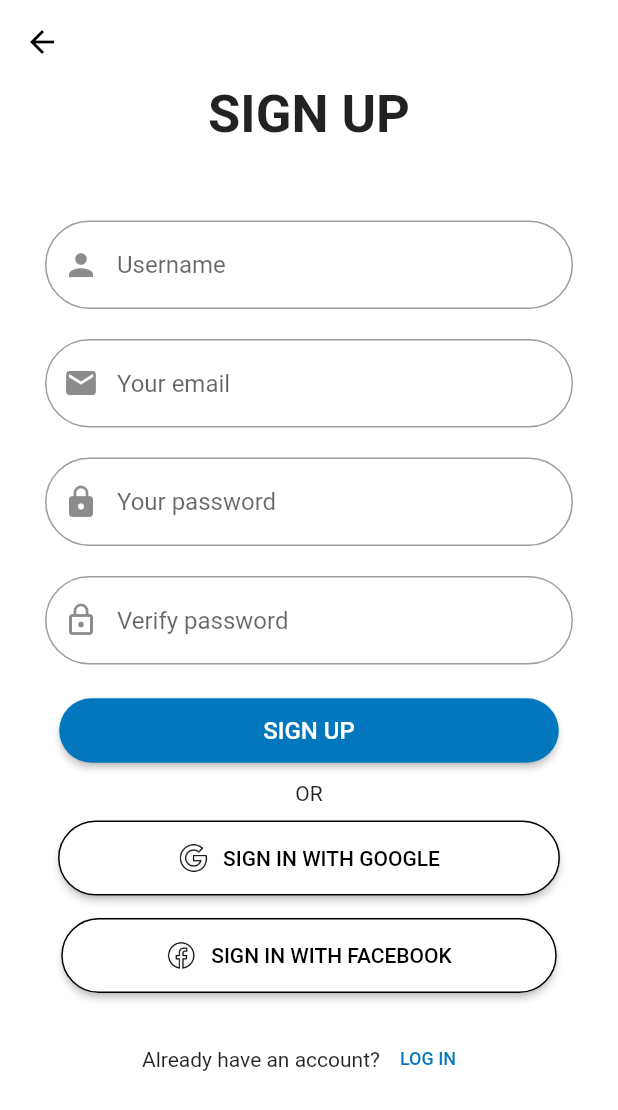
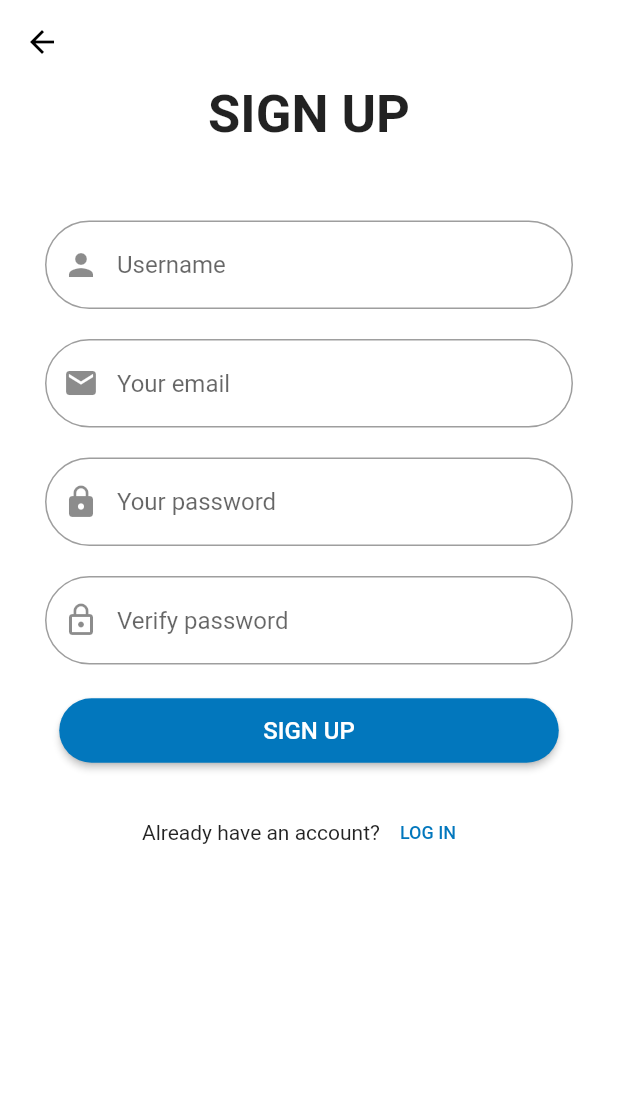
Before and after one commit to coconato04/shopeasy-kel3, a Flutter app: the signuppage screen opened directly, on a phone screen of 412 x 824 dp. Shown: the top 1110 px of the screen. Run offline on Flutter 3.47's test engine with Material 2 defaults, Android fonts, the phone set to English and light mode, and no system bars; our stand-ins replace carousel_slider, firebase_auth, firebase_core, flutter_swiper_null_safety, google_sign_in; accounts and stored records are empty; network calls fail; Roboto replaces fonts that are missing (Ariel).

Commit message:
removed sign up with google, facebook

```diff
--- a/lib/screens/homescreen/homepage.dart
+++ b/lib/screens/homescreen/homepage.dart
@@ -10,6 +10,7 @@ import 'package:shopeasy/screens/homescreen/komponen/tamp.dart';
 
 //TODO: appbar di bawahnya kyknya hilang
 //TODO: signoutnya di notif sbagai plaeceholder. pindahin codenya kalo udh ada tombol signout
+//TODO: tambah initState untuk mengecek apabila user signed in atau tidak
 
 class homepage extends StatelessWidget {
   const homepage({super.key});
--- a/lib/screens/opening/signinpage.dart
+++ b/lib/screens/opening/signinpage.dart
@@ -77,7 +77,7 @@ class signinpage extends StatelessWidget {
                   mainAxisAlignment: MainAxisAlignment.spaceAround,
                   children: const [
                     Text(
-                      "EXAMPLE: axxxx@gmail,com",
+                      "EXAMPLE: axxxx@gmail.com",
                       style: TextStyle(fontSize: 11),
                     ),
                     SizedBox(width: 12),
--- a/lib/screens/opening/signuppage.dart
+++ b/lib/screens/opening/signuppage.dart
@@ -164,82 +164,6 @@ class signuppage extends StatelessWidget {
                     ),
                   ),
                 ),
-                const SizedBox(
-                    height: 10), // Jarak antara tombol "LOGIN" dan teks "OR"
-                const Text(
-                  'OR',
-                  style: TextStyle(fontSize: 14),
-                ),
-                const SizedBox(
-                    height:
-                        10), // Jarak antara teks "OR" dan tombol "SIGN IN WITH GOOGLE"
-                ElevatedButton(
-                  onPressed: () {
-                    // Tambahkan logika untuk aksi tombol "SIGN IN WITH GOOGLE"
-                  },
-                  style: ElevatedButton.styleFrom(
-                    backgroundColor: Colors.white,
-                    foregroundColor: Colors.black,
-                    padding: const EdgeInsets.symmetric(
-                        horizontal: 80, vertical: 15),
-                    shape: RoundedRectangleBorder(
-                      borderRadius: BorderRadius.circular(30),
-                      side: const BorderSide(
-                        width: 1,
-                        color: Colors.black, // Warna garis pada sisi-sisinya
-                      ),
-                    ),
-                  ),
-                  child: Row(
-                    mainAxisSize: MainAxisSize.min,
-                    children: [
-                      Image.asset(
-                        'assets/icon/google.png', // Ganti dengan path gambar logo Google Anda
-                        width: 20,
-                        height: 20,
-                      ),
-                      const SizedBox(width: 10),
-                      const Text(
-                        'SIGN IN WITH GOOGLE',
-                        style: TextStyle(fontSize: 14),
-                      ),
-                    ],
-                  ),
-                ),
-                const SizedBox(
-                    height:
-                        15), // Jarak antara tombol "SIGN IN WITH GOOGLE" dan teks "DON'T HAVE AN ACCOUNT?"
-                ElevatedButton(
-                  onPressed: () {},
-                  style: ElevatedButton.styleFrom(
-                    backgroundColor: Colors.white,
-                    foregroundColor: Colors.black,
-                    padding: const EdgeInsets.symmetric(
-                        horizontal: 70, vertical: 15),
-                    shape: RoundedRectangleBorder(
-                      borderRadius: BorderRadius.circular(30),
-                      side: const BorderSide(
-                        width: 1,
-                        color: Colors.black, // Warna garis pada sisi-sisinya
-                      ),
-                    ),
-                  ),
-                  child: Row(
-                    mainAxisSize: MainAxisSize.min,
-                    children: [
-                      Image.asset(
-                        'assets/icon/facebook.png',
-                        width: 20,
-                        height: 20,
-                      ),
-                      const SizedBox(width: 10),
-                      const Text(
-                        'SIGN IN WITH FACEBOOK',
-                        style: TextStyle(fontSize: 14),
-                      ),
-                    ],
-                  ),
-                ),
                 const SizedBox(height: 20),
                 Row(
                   mainAxisAlignment: MainAxisAlignment.center,
```
Also changed, not shown: 1 other file.
